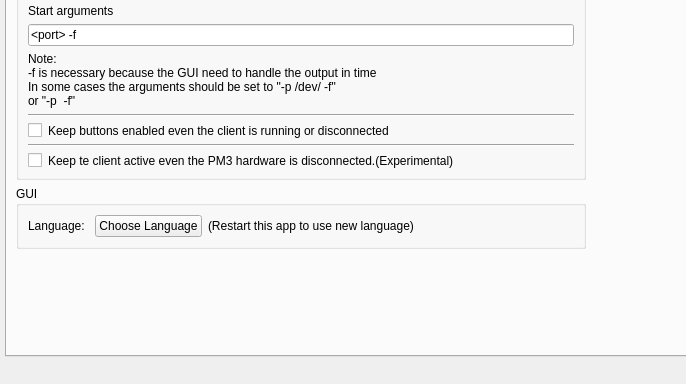
This is ui/mainwindow.ui in wh201906/Proxmark3GUI as Qt 5 draws it before an edit; both pictures show x 0 to 686 and y 316 to 700 of the 1050 by 700 pixel window. The edited form follows.
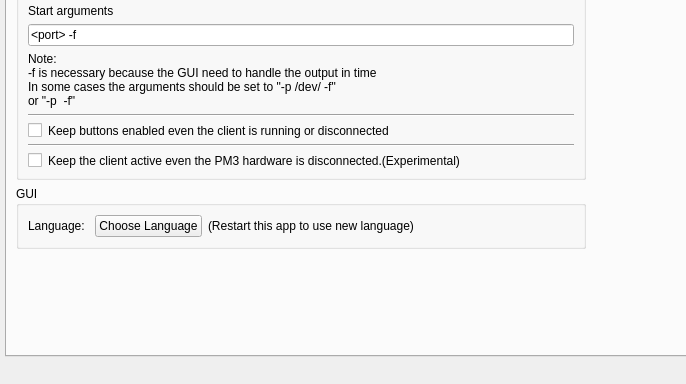
This is the edited form. The open tabs and pages were chosen to show the change.

Commit message:
Revert part of the commit 12a0837
I forgot I have designed "Keep the client active" for issue #22
isBusy() is deprecated for blocking the port, but it doesn't matter.

The edit to the form file:
```diff
--- a/ui/mainwindow.ui
+++ b/ui/mainwindow.ui
@@ -2833,7 +2833,7 @@
                   </sizepolicy>
                  </property>
                  <property name="text">
-                  <string>Keep te client active even the PM3 hardware is disconnected.(Experimental)</string>
+                  <string>Keep the client active even the PM3 hardware is disconnected.(Experimental)</string>
                  </property>
                  <property name="wordWrap">
                   <bool>true</bool>
```
The commit also changes 1 other file.
